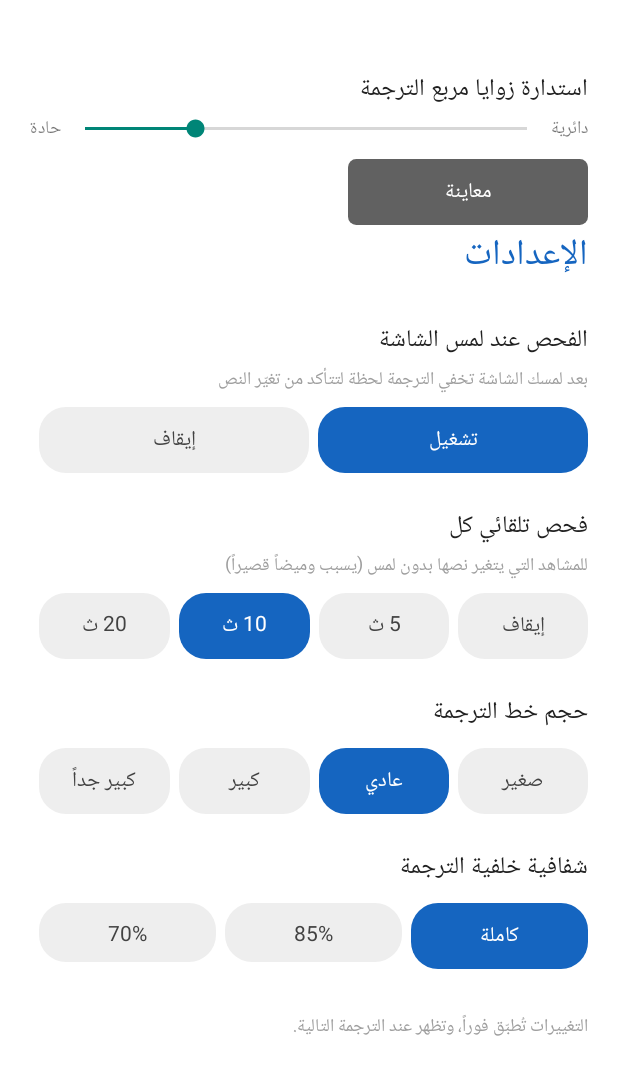
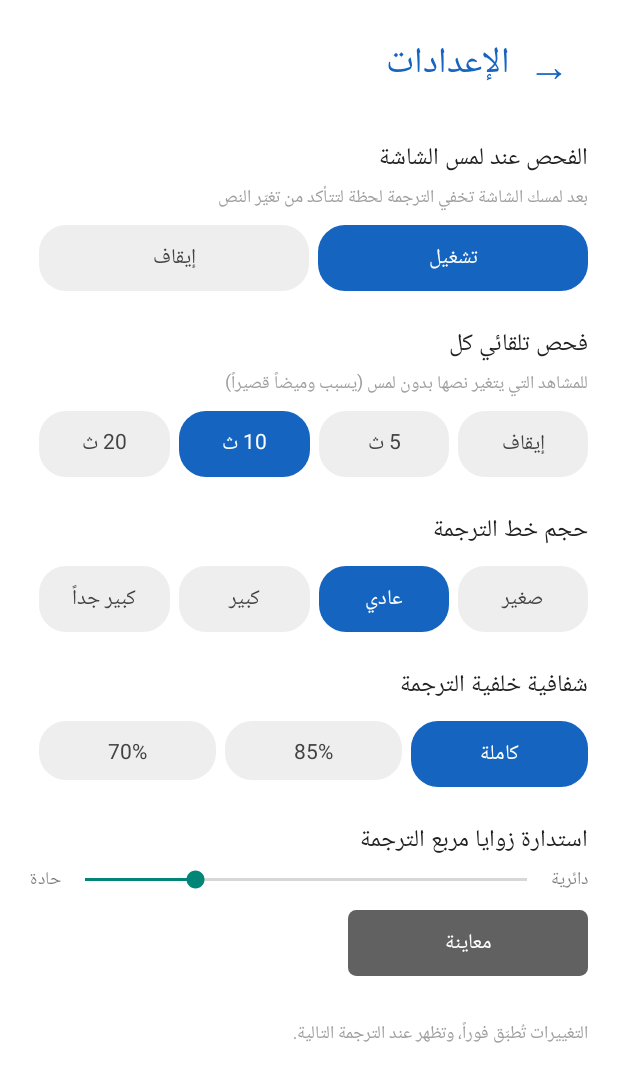
Before and after one commit to EmadSyHo/Translator-Pro, an Android app: the SettingsActivity screen opened directly, with no data from a screen before it, on a phone screen of 412 x 824 dp. Shown: the top 1082 px of the screen. Run offline under Robolectric (Android 15) with nearby library versions, the phone set to English and light mode, and no system bars.

Commit message:
Update SettingsActivity.kt

```diff
--- a/app/src/main/java/com/translatorpro/app/SettingsActivity.kt
+++ b/app/src/main/java/com/translatorpro/app/SettingsActivity.kt
@@ -8,8 +8,8 @@ import android.view.Gravity
 import android.view.View
 import android.widget.LinearLayout
 import android.widget.ScrollView
+import android.widget.SeekBar
 import android.widget.TextView
-import android.widget.SeekBar
 
 class SettingsActivity : Activity() {
 
@@ -21,15 +21,28 @@ class SettingsActivity : Activity() {
         val root = LinearLayout(this).apply {
             orientation = LinearLayout.VERTICAL
             setBackgroundColor(Color.WHITE)
-            setPadding(dp(20), dp(24), dp(20), dp(32))
+            setPadding(dp(20), dp(16), dp(20), dp(32))
             layoutDirection = View.LAYOUT_DIRECTION_RTL
         }
-        addSlider(root, "استدارة زوايا مربع الترجمة", "radius", 25)
-        root.addView(TextView(this).apply {
+
+        val header = LinearLayout(this).apply {
+            orientation = LinearLayout.HORIZONTAL
+            gravity = Gravity.CENTER_VERTICAL
+            layoutDirection = View.LAYOUT_DIRECTION_RTL
+        }
+        header.addView(TextView(this).apply {
+            text = "→"
+            textSize = 28f
+            setTextColor(Color.parseColor("#1565C0"))
+            setPadding(dp(12), dp(8), dp(12), dp(8))
+            setOnClickListener { finish() }
+        })
+        header.addView(TextView(this).apply {
             text = "الإعدادات"
             textSize = 24f
             setTextColor(Color.parseColor("#1565C0"))
         })
+        root.addView(header)
 
         addSetting(
             root, "الفحص عند لمس الشاشة",
@@ -49,6 +62,7 @@ class SettingsActivity : Activity() {
             root, "شفافية خلفية الترجمة", "",
             "alpha", 100, listOf("كاملة", "85%", "70%"), listOf(100, 85, 70)
         )
+        addSlider(root, "استدارة زوايا مربع الترجمة", "radius", 25)
 
         root.addView(TextView(this).apply {
             text = "التغييرات تُطبّق فوراً، وتظهر عند الترجمة التالية."
@@ -62,6 +76,7 @@ class SettingsActivity : Activity() {
             addView(root)
         })
     }
+
     private fun addSlider(parent: LinearLayout, title: String, key: String, def: Int) {
         parent.addView(TextView(this).apply {
             text = title
@@ -109,6 +124,7 @@ class SettingsActivity : Activity() {
         parent.addView(row)
         parent.addView(preview)
     }
+
     private fun addSetting(
         parent: LinearLayout, title: String, hint: String, key: String, def: Int,
         labels: List<String>, values: List<Int>
```
